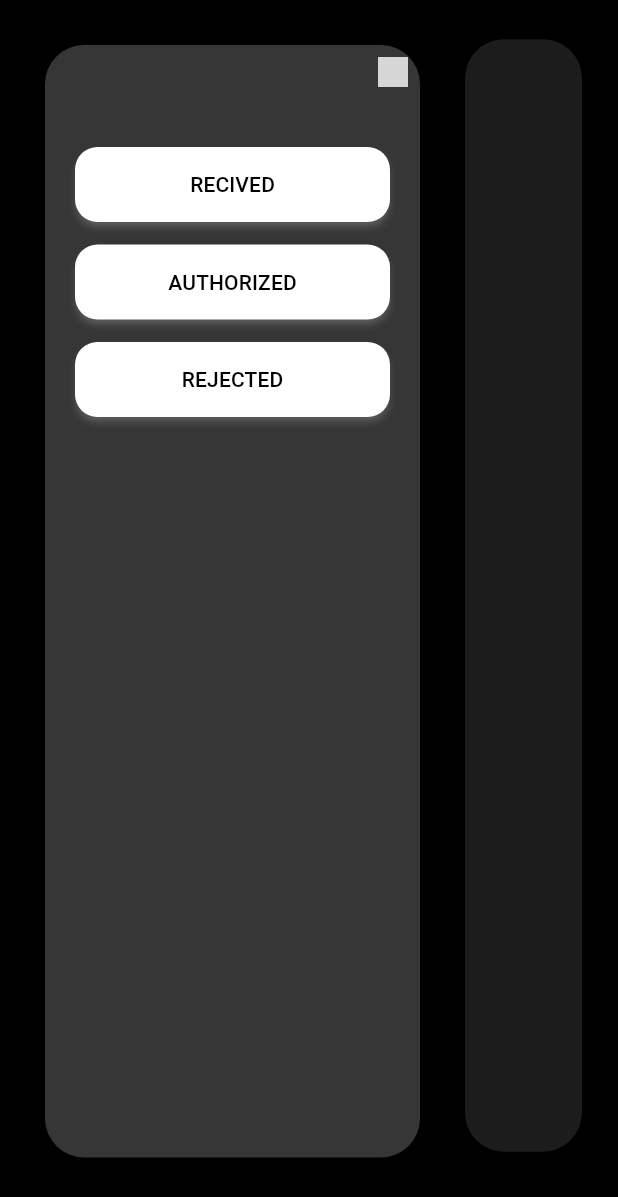
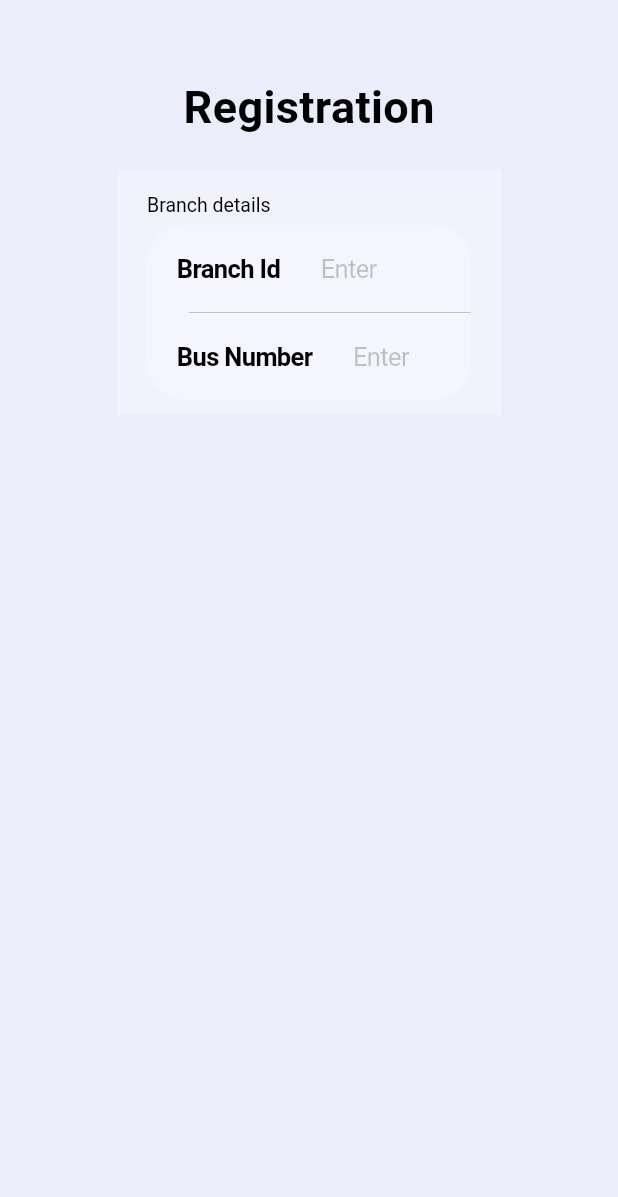
Before and after one commit to InduwaraSH/test_app_flutter_desktop, a Flutter app: the screen it shows after launch, on a phone screen of 412 x 824 dp. Shown: the top 1197 px of the screen. Run offline on Flutter 3.47's test engine with Material 3 defaults, Android fonts, the phone set to English and light mode, and no system bars; drawn by our look-alikes of firebase_database; our stand-ins replace firebase_core; missing offline and left inert: animated_icon_button, frosted_glass_effect; accounts and stored records are empty; Roboto replaces fonts that are missing (sfpro); grey boxes are pictures that could not be loaded.

Commit message:
add registration form

```diff
--- a/lib/main.dart
+++ b/lib/main.dart
@@ -5,12 +5,13 @@ import 'package:provider/provider.dart';
 import 'package:test_code/Home.dart';
 import 'package:test_code/constant.dart';
 import 'package:test_code/firebase_options.dart';
+import 'package:test_code/registration.dart';
 import 'package:test_code/selected_provider.dart';
 import 'package:test_code/theme_provider.dart';
 
 void main() {
   WidgetsFlutterBinding.ensureInitialized();
-  Firebase.initializeApp(options: DefaultFirebaseOptions.currentPlatform,);
+  Firebase.initializeApp(options: DefaultFirebaseOptions.currentPlatform);
   runApp(
     MultiProvider(
       providers: [
@@ -29,8 +30,9 @@ class MyApp extends StatelessWidget {
   @override
   Widget build(BuildContext context) {
     return MaterialApp(
+      debugShowCheckedModeBanner: false,
       theme: Provider.of<ThemeProvider>(context).themeData,
-      home: Homepg(),
+      home: RegistrationPage(),
     );
 
     // Add more color containers here
--- /dev/null
+++ b/lib/registration.dart
@@ -0,0 +1,94 @@
+import 'package:flutter/cupertino.dart';
+import 'package:flutter/material.dart';
+
+class RegistrationPage extends StatelessWidget {
+  const RegistrationPage({super.key});
+
+  @override
+  Widget build(BuildContext context) {
+    return Scaffold(
+      body: Container(
+        color: Theme.of(context).colorScheme.surface,
+        child: Center(
+          child: Column(
+            children: [
+              SizedBox(height: 50),
+              Text(
+                "Registration",
+                style: TextStyle(
+                  fontSize: 30,
+                  fontFamily: 'sfpro',
+                  fontWeight: FontWeight.bold,
+                  color: Theme.of(context).colorScheme.outline,
+                ),
+              ),
+              SizedBox(height: 20),
+              Container(
+                width: (MediaQuery.of(context).size.width - 100) * 0.82,
+
+                child: Form(
+                  autovalidateMode: AutovalidateMode.always,
+                  onChanged: () {
+                    Form.maybeOf(primaryFocus!.context!)?.save();
+                  },
+                  child: CupertinoFormSection.insetGrouped(
+                    backgroundColor: Theme.of(context).colorScheme.secondary,
+                    decoration: BoxDecoration(
+                      color: Theme.of(context).colorScheme.secondary,
+                      borderRadius: BorderRadius.circular(26),
+                    ),
+                    header: Text(
+                      'Branch details',
+                      style: TextStyle(
+                        fontFamily: 'sfpro',
+
+                        color: Theme.of(context).colorScheme.outline,
+                      ),
+                    ),
+                    children: [
+                      CupertinoFormRow(
+                        prefix: Text(
+                          'Branch Id',
+                          style: TextStyle(
+                            fontFamily: 'sfpro',
+                            fontWeight: FontWeight.bold,
+                            color: Theme.of(context).colorScheme.outline,
+                          ),
+                        ),
+                        child: CupertinoTextFormFieldRow(
+                          cursorColor: Colors.black,
+                          placeholder: 'Enter branch id',
+                          onSaved: (value) {
+                            print(value);
+                          },
+                        ),
+                      ),
+                      CupertinoFormRow(
+                        prefix: Text(
+                          'Bus Number',
+                          style: TextStyle(
+                            fontFamily: 'sfpro',
+
+                            fontWeight: FontWeight.bold,
+                            color: Theme.of(context).colorScheme.outline,
+                          ),
+                        ),
+                        child: CupertinoTextFormFieldRow(
+                          cursorColor: Theme.of(context).colorScheme.outline,
+                          placeholder: 'Enter bus number',
+                          onSaved: (value) {
+                            print(value);
+                          },
+                        ),
+                      ),
+                    ],
+                  ),
+                ),
+              ),
+            ],
+          ),
+        ),
+      ),
+    );
+  }
+}
--- a/lib/theme.dart
+++ b/lib/theme.dart
@@ -23,6 +23,8 @@ ThemeData lightTheme = ThemeData(
 
     onSurfaceVariant: Color.fromRGBO(164, 46, 152, 100),
     onTertiary: Color.fromRGBO(243, 161, 231, 1),
+
+    outline: Colors.black
   ),
 );
 
@@ -48,6 +50,8 @@ ThemeData darkTheme = ThemeData(
 
     onSurfaceVariant: Color.fromRGBO(0, 0, 0, 1),
     onTertiary: Color.fromRGBO(255, 207, 249, 100),
+
+    outline: Colors.white,
   ),
 );
 
--- a/lib/theme_provider.dart
+++ b/lib/theme_provider.dart
@@ -2,7 +2,7 @@ import 'package:flutter/material.dart';
 import 'package:test_code/theme.dart';
 
 class ThemeProvider with ChangeNotifier {
-  ThemeData _themeData = darkTheme;
+  ThemeData _themeData = lightTheme;
 
   ThemeData get themeData => _themeData;
 
```
